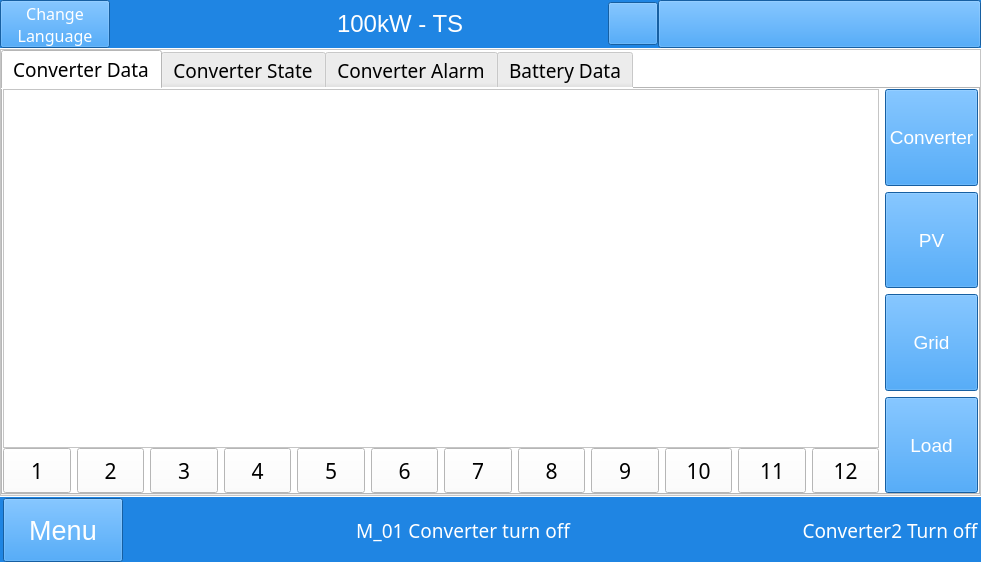
Qt form mywidget.ui (megarevolpr/MWin) before a commit.
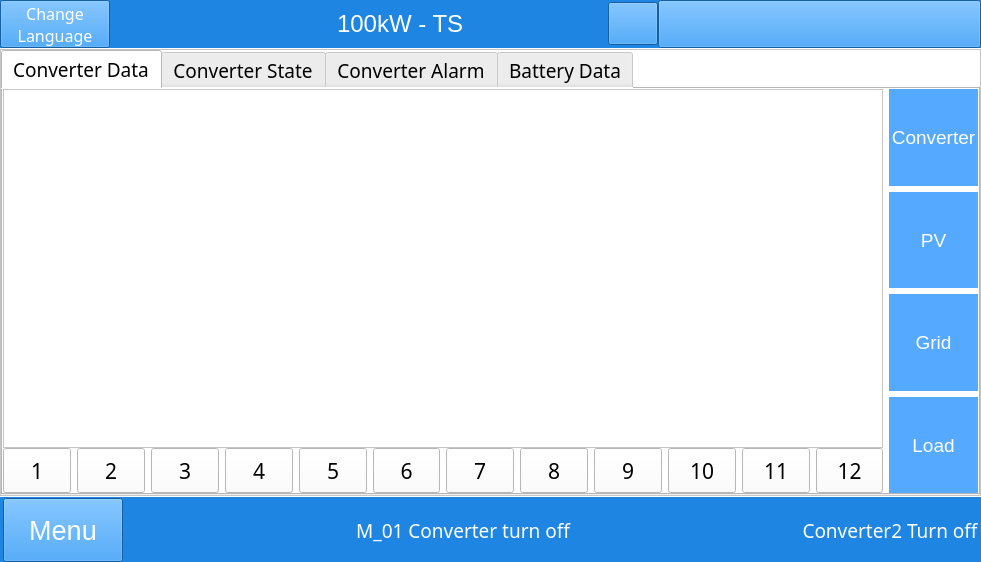
The same form after that commit. The open tabs and pages were chosen to show the change. Icons and pictures are not drawn.

```diff
--- a/mywidget.ui
+++ b/mywidget.ui
@@ -4805,178 +4805,6 @@
                            <verstretch>0</verstretch>
                           </sizepolicy>
                          </property>
-                         <property name="palette">
-                          <palette>
-                           <active>
-                            <colorrole role="WindowText">
-                             <brush brushstyle="SolidPattern">
-                              <color alpha="255">
-                               <red>255</red>
-                               <green>255</green>
-                               <blue>255</blue>
-                              </color>
-                             </brush>
-                            </colorrole>
-                            <colorrole role="Button">
-                             <brush brushstyle="SolidPattern">
-                              <color alpha="255">
-                               <red>31</red>
-                               <green>133</green>
-                               <blue>227</blue>
-                              </color>
-                             </brush>
-                            </colorrole>
-                            <colorrole role="Text">
-                             <brush brushstyle="SolidPattern">
-                              <color alpha="255">
-                               <red>255</red>
-                               <green>255</green>
-                               <blue>255</blue>
-                              </color>
-                             </brush>
-                            </colorrole>
-                            <colorrole role="ButtonText">
-                             <brush brushstyle="SolidPattern">
-                              <color alpha="255">
-                               <red>255</red>
-                               <green>255</green>
-                               <blue>255</blue>
-                              </color>
-                             </brush>
-                            </colorrole>
-                            <colorrole role="Base">
-                             <brush brushstyle="SolidPattern">
-                              <color alpha="255">
-                               <red>31</red>
-                               <green>133</green>
-                               <blue>227</blue>
-                              </color>
-                             </brush>
-                            </colorrole>
-                            <colorrole role="Window">
-                             <brush brushstyle="SolidPattern">
-                              <color alpha="255">
-                               <red>31</red>
-                               <green>133</green>
-                               <blue>227</blue>
-                              </color>
-                             </brush>
-                            </colorrole>
-                           </active>
-                           <inactive>
-                            <colorrole role="WindowText">
-                             <brush brushstyle="SolidPattern">
-                              <color alpha="255">
-                               <red>255</red>
-                               <green>255</green>
-                               <blue>255</blue>
-                              </color>
-                             </brush>
-                            </colorrole>
-                            <colorrole role="Button">
-                             <brush brushstyle="SolidPattern">
-                              <color alpha="255">
-                               <red>31</red>
-                               <green>133</green>
-                               <blue>227</blue>
-                              </color>
-                             </brush>
-                            </colorrole>
-                            <colorrole role="Text">
-                             <brush brushstyle="SolidPattern">
-                              <color alpha="255">
-                               <red>255</red>
-                               <green>255</green>
-                               <blue>255</blue>
-                              </color>
-                             </brush>
-                            </colorrole>
-                            <colorrole role="ButtonText">
-                             <brush brushstyle="SolidPattern">
-                              <color alpha="255">
-                               <red>255</red>
-                               <green>255</green>
-                               <blue>255</blue>
-                              </color>
-                             </brush>
-                            </colorrole>
-                            <colorrole role="Base">
-                             <brush brushstyle="SolidPattern">
-                              <color alpha="255">
-                               <red>31</red>
-                               <green>133</green>
-                               <blue>227</blue>
-                              </color>
-                             </brush>
-                            </colorrole>
-                            <colorrole role="Window">
-                             <brush brushstyle="SolidPattern">
-                              <color alpha="255">
-                               <red>31</red>
-                               <green>133</green>
-                               <blue>227</blue>
-                              </color>
-                             </brush>
-                            </colorrole>
-                           </inactive>
-                           <disabled>
-                            <colorrole role="WindowText">
-                             <brush brushstyle="SolidPattern">
-                              <color alpha="255">
-                               <red>255</red>
-                               <green>255</green>
-                               <blue>255</blue>
-                              </color>
-                             </brush>
-                            </colorrole>
-                            <colorrole role="Button">
-                             <brush brushstyle="SolidPattern">
-                              <color alpha="255">
-                               <red>31</red>
-                               <green>133</green>
-                               <blue>227</blue>
-                              </color>
-                             </brush>
-                            </colorrole>
-                            <colorrole role="Text">
-                             <brush brushstyle="SolidPattern">
-                              <color alpha="255">
-                               <red>255</red>
-                               <green>255</green>
-                               <blue>255</blue>
-                              </color>
-                             </brush>
-                            </colorrole>
-                            <colorrole role="ButtonText">
-                             <brush brushstyle="SolidPattern">
-                              <color alpha="255">
-                               <red>255</red>
-                               <green>255</green>
-                               <blue>255</blue>
-                              </color>
-                             </brush>
-                            </colorrole>
-                            <colorrole role="Base">
-                             <brush brushstyle="SolidPattern">
-                              <color alpha="255">
-                               <red>31</red>
-                               <green>133</green>
-                               <blue>227</blue>
-                              </color>
-                             </brush>
-                            </colorrole>
-                            <colorrole role="Window">
-                             <brush brushstyle="SolidPattern">
-                              <color alpha="255">
-                               <red>31</red>
-                               <green>133</green>
-                               <blue>227</blue>
-                              </color>
-                             </brush>
-                            </colorrole>
-                           </disabled>
-                          </palette>
-                         </property>
                          <property name="font">
                           <font>
                            <pointsize>14</pointsize>
@@ -4984,12 +4812,13 @@
                          </property>
                          <property name="styleSheet">
                           <string notr="true">QPushButton:checked {
-	background-color: rgb(85, 170, 255);
-	color: rgb(0, 0, 0);
+	border:2px solid rgb(27, 120, 205);
+	background-color: rgb(27, 120, 205);
 }
 QPushButton:!checked {
-    background-color: rgb(31, 133, 227);
 	color: rgb(255, 255, 255);
+	background-color: rgb(85, 170, 255);
+	border:2px solid rgb(85, 170, 255);
 }
 QPushButton::hover{
 	color: rgb(0, 0, 0);
@@ -5036,9 +4865,9 @@
                             <colorrole role="Button">
                              <brush brushstyle="SolidPattern">
                               <color alpha="255">
-                               <red>31</red>
-                               <green>133</green>
-                               <blue>227</blue>
+                               <red>85</red>
+                               <green>170</green>
+                               <blue>255</blue>
                               </color>
                              </brush>
                             </colorrole>
@@ -5063,18 +4892,18 @@
                             <colorrole role="Base">
                              <brush brushstyle="SolidPattern">
                               <color alpha="255">
-                               <red>31</red>
-                               <green>133</green>
-                               <blue>227</blue>
+                               <red>85</red>
+                               <green>170</green>
+                               <blue>255</blue>
                               </color>
                              </brush>
                             </colorrole>
                             <colorrole role="Window">
                              <brush brushstyle="SolidPattern">
                               <color alpha="255">
-                               <red>31</red>
-                               <green>133</green>
-                               <blue>227</blue>
+                               <red>85</red>
+                               <green>170</green>
+                               <blue>255</blue>
                               </color>
                              </brush>
                             </colorrole>
@@ -5092,9 +4921,9 @@
                             <colorrole role="Button">
                              <brush brushstyle="SolidPattern">
                               <color alpha="255">
-                               <red>31</red>
-                               <green>133</green>
-                               <blue>227</blue>
+                               <red>85</red>
+                               <green>170</green>
+                               <blue>255</blue>
                               </color>
                              </brush>
                             </colorrole>
@@ -5119,18 +4948,18 @@
                             <colorrole role="Base">
                              <brush brushstyle="SolidPattern">
                               <color alpha="255">
-                               <red>31</red>
-                               <green>133</green>
-                               <blue>227</blue>
+                               <red>85</red>
+                               <green>170</green>
+                               <blue>255</blue>
                               </color>
                              </brush>
                             </colorrole>
                             <colorrole role="Window">
                              <brush brushstyle="SolidPattern">
                               <color alpha="255">
-                               <red>31</red>
-                               <green>133</green>
-                               <blue>227</blue>
+                               <red>85</red>
+                               <green>170</green>
+                               <blue>255</blue>
                               </color>
                              </brush>
                             </colorrole>
@@ -5148,9 +4977,9 @@
                             <colorrole role="Button">
                              <brush brushstyle="SolidPattern">
                               <color alpha="255">
-                               <red>31</red>
-                               <green>133</green>
-                               <blue>227</blue>
+                               <red>85</red>
+                               <green>170</green>
+                               <blue>255</blue>
                               </color>
                              </brush>
                             </colorrole>
@@ -5175,18 +5004,18 @@
                             <colorrole role="Base">
                              <brush brushstyle="SolidPattern">
                               <color alpha="255">
-                               <red>31</red>
-                               <green>133</green>
-                               <blue>227</blue>
+                               <red>85</red>
+                               <green>170</green>
+                               <blue>255</blue>
                               </color>
                              </brush>
                             </colorrole>
                             <colorrole role="Window">
                              <brush brushstyle="SolidPattern">
                               <color alpha="255">
-                               <red>31</red>
-                               <green>133</green>
-                               <blue>227</blue>
+                               <red>85</red>
+                               <green>170</green>
+                               <blue>255</blue>
                               </color>
                              </brush>
                             </colorrole>
@@ -5200,12 +5029,13 @@
                          </property>
                          <property name="styleSheet">
                           <string notr="true">QPushButton:checked {
-	background-color: rgb(85, 170, 255);
-	color: rgb(0, 0, 0);
+	border:2px solid rgb(27, 120, 205);
+	background-color: rgb(27, 120, 205);
 }
 QPushButton:!checked {
-    background-color: rgb(31, 133, 227);
 	color: rgb(255, 255, 255);
+	background-color: rgb(85, 170, 255);
+	border:2px solid rgb(85, 170, 255);
 }
 QPushButton::hover{
 	color: rgb(0, 0, 0);
@@ -5252,9 +5082,9 @@
                             <colorrole role="Button">
                              <brush brushstyle="SolidPattern">
                               <color alpha="255">
-                               <red>31</red>
-                               <green>133</green>
-                               <blue>227</blue>
+                               <red>85</red>
+                               <green>170</green>
+                               <blue>255</blue>
                               </color>
                              </brush>
                             </colorrole>
@@ -5279,18 +5109,18 @@
                             <colorrole role="Base">
                              <brush brushstyle="SolidPattern">
                               <color alpha="255">
-                               <red>31</red>
-                               <green>133</green>
-                               <blue>227</blue>
+                               <red>85</red>
+                               <green>170</green>
+                               <blue>255</blue>
                               </color>
                              </brush>
                             </colorrole>
                             <colorrole role="Window">
                              <brush brushstyle="SolidPattern">
                               <color alpha="255">
-                               <red>31</red>
-                               <green>133</green>
-                               <blue>227</blue>
+                               <red>85</red>
+                               <green>170</green>
+                               <blue>255</blue>
                               </color>
                              </brush>
                             </colorrole>
@@ -5308,9 +5138,9 @@
                             <colorrole role="Button">
                              <brush brushstyle="SolidPattern">
                               <color alpha="255">
-                               <red>31</red>
-                               <green>133</green>
-                               <blue>227</blue>
+                               <red>85</red>
+                               <green>170</green>
+                               <blue>255</blue>
                               </color>
                              </brush>
                             </colorrole>
@@ -5335,18 +5165,18 @@
                             <colorrole role="Base">
                              <brush brushstyle="SolidPattern">
                               <color alpha="255">
-                               <red>31</red>
-                               <green>133</green>
-                               <blue>227</blue>
+                               <red>85</red>
+                               <green>170</green>
+                               <blue>255</blue>
                               </color>
                              </brush>
                             </colorrole>
                             <colorrole role="Window">
                              <brush brushstyle="SolidPattern">
                               <color alpha="255">
-                               <red>31</red>
-                               <green>133</green>
-                               <blue>227</blue>
+                               <red>85</red>
+                               <green>170</green>
+                               <blue>255</blue>
                               </color>
                              </brush>
                             </colorrole>
@@ -5364,9 +5194,9 @@
                             <colorrole role="Button">
                              <brush brushstyle="SolidPattern">
                               <color alpha="255">
-                               <red>31</red>
-                               <green>133</green>
-                               <blue>227</blue>
+                               <red>85</red>
+                               <green>170</green>
+                               <blue>255</blue>
                               </color>
                              </brush>
                             </colorrole>
@@ -5391,18 +5221,18 @@
                             <colorrole role="Base">
                              <brush brushstyle="SolidPattern">
                               <color alpha="255">
-                               <red>31</red>
-                               <green>133</green>
-                               <blue>227</blue>
+                               <red>85</red>
+                               <green>170</green>
+                               <blue>255</blue>
                               </color>
                              </brush>
                             </colorrole>
                             <colorrole role="Window">
                              <brush brushstyle="SolidPattern">
                               <color alpha="255">
-                               <red>31</red>
-                               <green>133</green>
-                               <blue>227</blue>
+                               <red>85</red>
+                               <green>170</green>
+                               <blue>255</blue>
                               </color>
                              </brush>
                             </colorrole>
@@ -5416,12 +5246,13 @@
                          </property>
                          <property name="styleSheet">
                           <string notr="true">QPushButton:checked {
-	background-color: rgb(85, 170, 255);
-	color: rgb(0, 0, 0);
+	border:2px solid rgb(27, 120, 205);
+	background-color: rgb(27, 120, 205);
 }
 QPushButton:!checked {
-    background-color: rgb(31, 133, 227);
 	color: rgb(255, 255, 255);
+	background-color: rgb(85, 170, 255);
+	border:2px solid rgb(85, 170, 255);
 }
 QPushButton::hover{
 	color: rgb(0, 0, 0);
@@ -5468,9 +5299,9 @@
                             <colorrole role="Button">
                              <brush brushstyle="SolidPattern">
                               <color alpha="255">
-                               <red>31</red>
-                               <green>133</green>
-                               <blue>227</blue>
+                               <red>85</red>
+                               <green>170</green>
+                               <blue>255</blue>
                               </color>
                              </brush>
                             </colorrole>
@@ -5495,18 +5326,18 @@
                             <colorrole role="Base">
                              <brush brushstyle="SolidPattern">
                               <color alpha="255">
-                               <red>31</red>
-                               <green>133</green>
-                               <blue>227</blue>
+                               <red>85</red>
+                               <green>170</green>
+                               <blue>255</blue>
                               </color>
                              </brush>
                             </colorrole>
                             <colorrole role="Window">
                              <brush brushstyle="SolidPattern">
                               <color alpha="255">
-                               <red>31</red>
-                               <green>133</green>
-                               <blue>227</blue>
+                               <red>85</red>
+                               <green>170</green>
+                               <blue>255</blue>
                               </color>
                              </brush>
                             </colorrole>
@@ -5524,9 +5355,9 @@
                             <colorrole role="Button">
                              <brush brushstyle="SolidPattern">
                               <color alpha="255">
-                               <red>31</red>
-                               <green>133</green>
-                               <blue>227</blue>
+                               <red>85</red>
+                               <green>170</green>
+                               <blue>255</blue>
                               </color>
                              </brush>
                             </colorrole>
@@ -5551,18 +5382,18 @@
                             <colorrole role="Base">
                              <brush brushstyle="SolidPattern">
                               <color alpha="255">
-                               <red>31</red>
-                               <green>133</green>
-                               <blue>227</blue>
+                               <red>85</red>
+                               <green>170</green>
+                               <blue>255</blue>
                               </color>
                              </brush>
                             </colorrole>
                             <colorrole role="Window">
                              <brush brushstyle="SolidPattern">
                               <color alpha="255">
-                               <red>31</red>
-                               <green>133</green>
-                               <blue>227</blue>
+                               <red>85</red>
+                               <green>170</green>
+                               <blue>255</blue>
                               </color>
                              </brush>
                             </colorrole>
@@ -5580,9 +5411,9 @@
                             <colorrole role="Button">
                              <brush brushstyle="SolidPattern">
                               <color alpha="255">
-                               <red>31</red>
-                               <green>133</green>
-                               <blue>227</blue>
+                               <red>85</red>
+                               <green>170</green>
+                               <blue>255</blue>
                               </color>
                              </brush>
                             </colorrole>
@@ -5607,18 +5438,18 @@
                             <colorrole role="Base">
                              <brush brushstyle="SolidPattern">
                               <color alpha="255">
-                               <red>31</red>
-                               <green>133</green>
-                               <blue>227</blue>
+                               <red>85</red>
+                               <green>170</green>
+                               <blue>255</blue>
                               </color>
                              </brush>
                             </colorrole>
                             <colorrole role="Window">
                              <brush brushstyle="SolidPattern">
                               <color alpha="255">
-                               <red>31</red>
-                               <green>133</green>
-                               <blue>227</blue>
+                               <red>85</red>
+                               <green>170</green>
+                               <blue>255</blue>
                               </color>
                              </brush>
                             </colorrole>
@@ -5632,16 +5463,18 @@
                          </property>
                          <property name="styleSheet">
                           <string notr="true">QPushButton:checked {
-	background-color: rgb(85, 170, 255);
-	color: rgb(0, 0, 0);
+	border:2px solid rgb(27, 120, 205);
+	background-color: rgb(27, 120, 205);
 }
 QPushButton:!checked {
-    background-color: rgb(31, 133, 227);
 	color: rgb(255, 255, 255);
+	background-color: rgb(85, 170, 255);
+	border:2px solid rgb(85, 170, 255);
 }
 QPushButton::hover{
 	color: rgb(0, 0, 0);
- }</string>
+ }
+</string>
                          </property>
                          <property name="text">
                           <string>Load</string>
```
Left out of the diff: 179 changed lines with no effect on the pictures.
